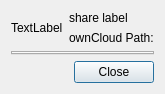
This is src/gui/sharedialog.ui in nextcloud/desktop as Qt 5 draws it before an edit. The edited form follows.
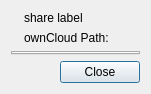
This is the edited form.

Commit message:
Remove "TextLabel" texts from `QLabel`s in .ui files
These are unnecessary, as they are programmatically replaced by the
wanted text. They do end up in translations though, so they produce
confusion there.

Patch:
```diff
--- a/src/gui/sharedialog.ui
+++ b/src/gui/sharedialog.ui
@@ -24,9 +24,6 @@
     <layout class="QHBoxLayout" name="horizontalLayout">
      <item>
       <widget class="QLabel" name="label_icon">
-       <property name="text">
-        <string>TextLabel</string>
-       </property>
       </widget>
      </item>
      <item>
```
The commit also changes 8 other files.
